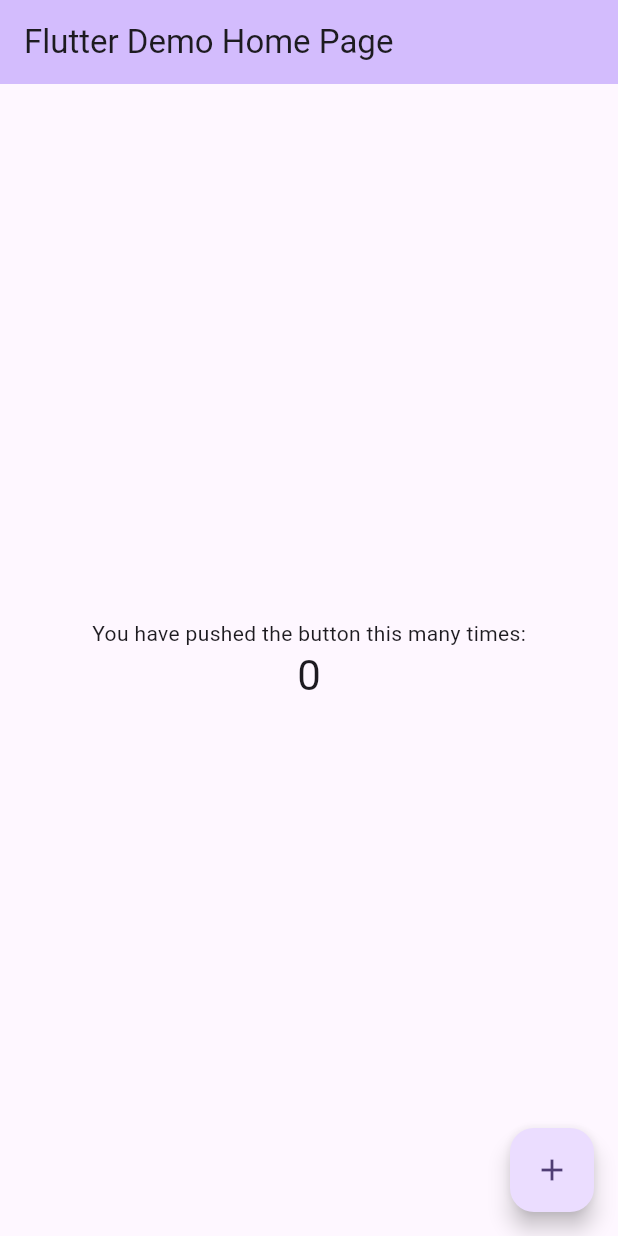
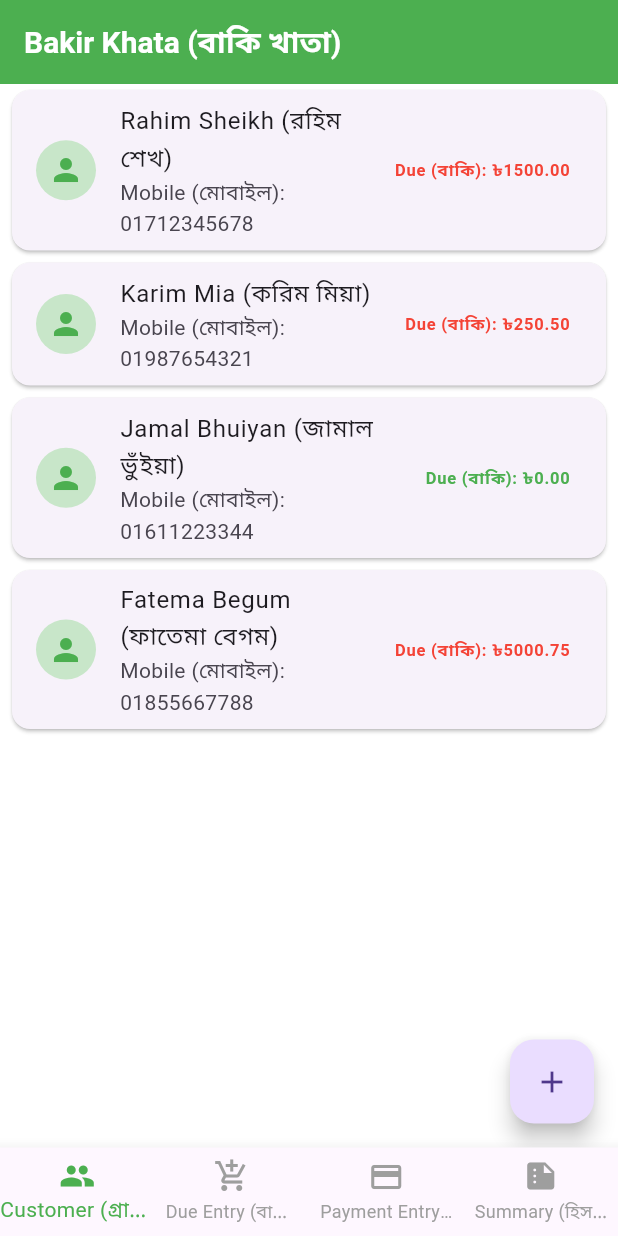
Before and after one commit to could-ai/019a560a-7c81-7ac8-ac9c-760a9f8f2ffd, a Flutter app: the screen it shows after launch, on a phone screen of 412 x 824 dp. Run offline on Flutter 3.47's test engine with Material 3 defaults, Android fonts, the phone set to English and light mode, and no system bars.

Commit message:
I have updated the main entry point of the application. I've set up a professional green and white theme, configured the app bar, bottom navigation, buttons, and text field styles to match the "Bakir Khata" branding. The home screen is now set to the `DashboardScreen`, which will serve as the main navigation hub.; I have created the main dashboard screen which acts as the central navigation hub for the app. It includes a bottom navigation bar with four tabs: 'Customer', 'Due Entry', 'Payment Entry', and 'Summary', complete with bilingual labels and icons. This screen will manage the display of the different pages of the application.; This new screen displays a list of customers with their name, mobile number, and total due amount, using bilingual labels. I've populated it with sample data to showcase the UI, which features a clean, card-based layout. A floating action button has been added to pave the way for future 'add customer' functionality.; I've created the 'Due Entry' screen, which features a user-friendly form for recording new dues. The form includes fields for date, amount, and remarks, all with bilingual labels. I've also integrated a date picker for easy date selection and added validation to ensure all required fields are filled correctly.; This new 'Payment Entry' screen provides a form for users to log customer payments. It mirrors the structure of the 'Due Entry' screen for consistency, with fields for date, amount, and remarks, all featuring bilingual labels. A date picker and input validation are included to ensure data accuracy.; I've created the 'Summary' screen, which presents a clear overview of the user's finances. It displays the total due, total paid, and the remaining balance in visually distinct cards, each with bilingual labels, corresponding colors, and icons. This screen provides a quick and easy way for users to understand their financial position.; I have defined the data model for a 'Customer'. This model includes fields for the customer's name, mobile number, and their total due amount. This structured data model will be essential for managing customer information throughout the application.

```diff
--- a/usr/lib/main.dart
+++ b/usr/lib/main.dart
@@ -1,120 +1,56 @@
 import 'package:flutter/material.dart';
+import 'package:couldai_user_app/screens/dashboard_screen.dart';
 
 void main() {
-  runApp(const MyApp());
+  runApp(const BakirKhataApp());
 }
 
-class MyApp extends StatelessWidget {
-  const MyApp({super.key});
+class BakirKhataApp extends StatelessWidget {
+  const BakirKhataApp({super.key});
 
-  // This widget is the root of your application.
   @override
   Widget build(BuildContext context) {
     return MaterialApp(
-      title: 'Flutter Demo',
+      title: 'Bakir Khata',
       debugShowCheckedModeBanner: false,
       theme: ThemeData(
-        // This is the theme of your application.
-        //
-        // TRY THIS: Try running your application with "flutter run". You'll see
-        // the application has a purple toolbar. Then, without quitting the app,
-        // try changing the seedColor in the colorScheme below to Colors.green
-        // and then invoke "hot reload" (save your changes or press the "hot
-        // reload" button in a Flutter-supported IDE, or press "r" if you used
-        // the command line to start the app).
-        //
-        // Notice that the counter didn't reset back to zero; the application
-        // state is not lost during the reload. To reset the state, use hot
-        // restart instead.
-        //
-        // This works for code too, not just values: Most code changes can be
-        // tested with just a hot reload.
-        colorScheme: ColorScheme.fromSeed(seedColor: Colors.deepPurple),
+        primarySwatch: Colors.green,
+        scaffoldBackgroundColor: Colors.white,
+        appBarTheme: const AppBarTheme(
+          backgroundColor: Colors.green,
+          elevation: 0,
+          titleTextStyle: TextStyle(
+            color: Colors.white,
+            fontSize: 20,
+            fontWeight: FontWeight.bold,
+          ),
+          iconTheme: IconThemeData(color: Colors.white),
+        ),
+        bottomNavigationBarTheme: const BottomNavigationBarThemeData(
+          selectedItemColor: Colors.green,
+          unselectedItemColor: Colors.grey,
+        ),
+        elevatedButtonTheme: ElevatedButtonThemeData(
+          style: ElevatedButton.styleFrom(
+            backgroundColor: Colors.green,
+            foregroundColor: Colors.white,
+            shape: RoundedRectangleBorder(
+              borderRadius: BorderRadius.circular(8.0),
+            ),
+          ),
+        ),
+        inputDecorationTheme: InputDecorationTheme(
+          border: OutlineInputBorder(
+            borderRadius: BorderRadius.circular(8.0),
+            borderSide: const BorderSide(color: Colors.grey),
+          ),
+          focusedBorder: OutlineInputBorder(
+            borderRadius: BorderRadius.circular(8.0),
+            borderSide: const BorderSide(color: Colors.green),
+          ),
+        ),
       ),
-      home: const MyHomePage(title: 'Flutter Demo Home Page'),
+      home: const DashboardScreen(),
     );
   }
 }
-
-class MyHomePage extends StatefulWidget {
-  const MyHomePage({super.key, required this.title});
-
-  // This widget is the home page of your application. It is stateful, meaning
-  // that it has a State object (defined below) that contains fields that affect
-  // how it looks.
-
-  // This class is the configuration for the state. It holds the values (in this
-  // case the title) provided by the parent (in this case the App widget) and
-  // used by the build method of the State. Fields in a Widget subclass are
-  // always marked "final".
-
-  final String title;
-
-  @override
-  State<MyHomePage> createState() => _MyHomePageState();
-}
-
-class _MyHomePageState extends State<MyHomePage> {
-  int _counter = 0;
-
-  void _incrementCounter() {
-    setState(() {
-      // This call to setState tells the Flutter framework that something has
-      // changed in this State, which causes it to rerun the build method below
-      // so that the display can reflect the updated values. If we changed
-      // _counter without calling setState(), then the build method would not be
-      // called again, and so nothing would appear to happen.
-      _counter++;
-    });
-  }
-
-  @override
-  Widget build(BuildContext context) {
-    // This method is rerun every time setState is called, for instance as done
-    // by the _incrementCounter method above.
-    //
-    // The Flutter framework has been optimized to make rerunning build methods
-    // fast, so that you can just rebuild anything that needs updating rather
-    // than having to individually change instances of widgets.
-    return Scaffold(
-      appBar: AppBar(
-        // TRY THIS: Try changing the color here to a specific color (to
-        // Colors.amber, perhaps?) and trigger a hot reload to see the AppBar
-        // change color while the other colors stay the same.
-        backgroundColor: Theme.of(context).colorScheme.inversePrimary,
-        // Here we take the value from the MyHomePage object that was created by
-        // the App.build method, and use it to set our appbar title.
-        title: Text(widget.title),
-      ),
-      body: Center(
-        // Center is a layout widget. It takes a single child and positions it
-        // in the middle of the parent.
-        child: Column(
-          // Column is also a layout widget. It takes a list of children and
-          // arranges them vertically. By default, it sizes itself to fit its
-          // children horizontally, and tries to be as tall as its parent.
-          //
-          // Column has various properties to control how it sizes itself and
-          // how it positions its children. Here we use mainAxisAlignment to
-          // center the children vertically; the main axis here is the vertical
-          // axis because Columns are vertical (the cross axis would be
-          // horizontal).
-          //
-          // TRY THIS: Invoke "debug painting" (choose the "Toggle Debug Paint"
-          // action in the IDE, or press "p" in the console), to see the
-          // wireframe for each widget.
-          mainAxisAlignment: MainAxisAlignment.center,
-          children: <Widget>[
-            const Text('You have pushed the button this many times:'),
-            Text('$_counter', style: Theme.of(context).textTheme.headlineMedium),
-          ],
-        ),
-      ),
-      floatingActionButton: FloatingActionButton(
-        onPressed: _incrementCounter,
-        tooltip: 'Increment',
-        child: const Icon(Icons.add),
-      ), // This trailing comma makes auto-formatting nicer for build methods.
-    );
-  }
-}
--- /dev/null
+++ b/usr/lib/models/customer.dart
@@ -0,0 +1,11 @@
+class Customer {
+  final String name;
+  final String mobileNumber;
+  final double totalDue;
+
+  Customer({
+    required this.name,
+    required this.mobileNumber,
+    required this.totalDue,
+  });
+}
--- /dev/null
+++ b/usr/lib/screens/customer_list_screen.dart
@@ -0,0 +1,54 @@
+import 'package:flutter/material.dart';
+import 'package:couldai_user_app/models/customer.dart';
+
+class CustomerListScreen extends StatefulWidget {
+  const CustomerListScreen({super.key});
+
+  @override
+  State<CustomerListScreen> createState() => _CustomerListScreenState();
+}
+
+class _CustomerListScreenState extends State<CustomerListScreen> {
+  final List<Customer> _customers = [
+    Customer(name: 'Rahim Sheikh (রহিম শেখ)', mobileNumber: '01712345678', totalDue: 1500.0),
+    Customer(name: 'Karim Mia (করিম মিয়া)', mobileNumber: '01987654321', totalDue: 250.50),
+    Customer(name: 'Jamal Bhuiyan (জামাল ভুঁইয়া)', mobileNumber: '01611223344', totalDue: 0.0),
+    Customer(name: 'Fatema Begum (ফাতেমা বেগম)', mobileNumber: '01855667788', totalDue: 5000.75),
+  ];
+
+  @override
+  Widget build(BuildContext context) {
+    return Scaffold(
+      body: ListView.builder(
+        itemCount: _customers.length,
+        itemBuilder: (context, index) {
+          final customer = _customers[index];
+          return Card(
+            margin: const EdgeInsets.symmetric(horizontal: 8.0, vertical: 4.0),
+            child: ListTile(
+              leading: CircleAvatar(
+                backgroundColor: Colors.green[100],
+                child: const Icon(Icons.person, color: Colors.green),
+              ),
+              title: Text(customer.name),
+              subtitle: Text('Mobile (মোবাইল): ${customer.mobileNumber}'),
+              trailing: Text(
+                'Due (বাকি): ৳${customer.totalDue.toStringAsFixed(2)}',
+                style: TextStyle(
+                  color: customer.totalDue > 0 ? Colors.red : Colors.green,
+                  fontWeight: FontWeight.bold,
+                ),
+              ),
+            ),
+          );
+        },
+      ),
+      floatingActionButton: FloatingActionButton(
+        onPressed: () {
+          // TODO: Implement add customer functionality
+        },
+        child: const Icon(Icons.add),
+      ),
+    );
+  }
+}
--- /dev/null
+++ b/usr/lib/screens/dashboard_screen.dart
@@ -0,0 +1,64 @@
+import 'package:flutter/material.dart';
+import 'package:couldai_user_app/screens/customer_list_screen.dart';
+import 'package:couldai_user_app/screens/due_entry_screen.dart';
+import 'package:couldai_user_app/screens/payment_entry_screen.dart';
+import 'package:couldai_user_app/screens/summary_screen.dart';
+
+class DashboardScreen extends StatefulWidget {
+  const DashboardScreen({super.key});
+
+  @override
+  State<DashboardScreen> createState() => _DashboardScreenState();
+}
+
+class _DashboardScreenState extends State<DashboardScreen> {
+  int _selectedIndex = 0;
+
+  static const List<Widget> _widgetOptions = <Widget>[
+    CustomerListScreen(),
+    DueEntryScreen(),
+    PaymentEntryScreen(),
+    SummaryScreen(),
+  ];
+
+  void _onItemTapped(int index) {
+    setState(() {
+      _selectedIndex = index;
+    });
+  }
+
+  @override
+  Widget build(BuildContext context) {
+    return Scaffold(
+      appBar: AppBar(
+        title: const Text('Bakir Khata (বাকি খাতা)'),
+      ),
+      body: Center(
+        child: _widgetOptions.elementAt(_selectedIndex),
+      ),
+      bottomNavigationBar: BottomNavigationBar(
+        items: const <BottomNavigationBarItem>[
+          BottomNavigationBarItem(
+            icon: Icon(Icons.people),
+            label: 'Customer (গ্রাহক)',
+          ),
+          BottomNavigationBarItem(
+            icon: Icon(Icons.add_shopping_cart),
+            label: 'Due Entry (বাকি যোগ)',
+          ),
+          BottomNavigationBarItem(
+            icon: Icon(Icons.payment),
+            label: 'Payment Entry (জমা যোগ)',
+          ),
+          BottomNavigationBarItem(
+            icon: Icon(Icons.summarize),
+            label: 'Summary (হিসাব)',
+          ),
+        ],
+        currentIndex: _selectedIndex,
+        onTap: _onItemTapped,
+        type: BottomNavigationBarType.fixed,
+      ),
+    );
+  }
+}
```
Also changed, not shown: usr/lib/screens/due_entry_screen.dart (added, +110 -0 lines), usr/lib/screens/payment_entry_screen.dart (added, +110 -0 lines), usr/lib/screens/summary_screen.dart (added, +84 -0 lines).
